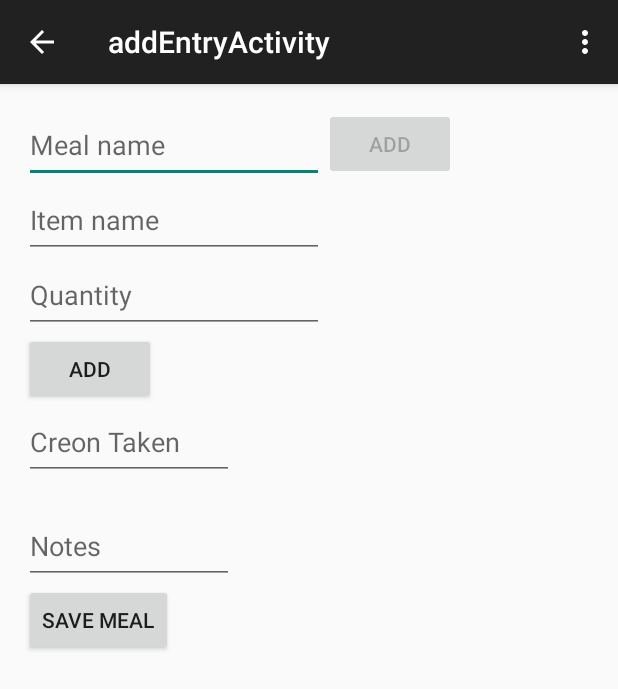
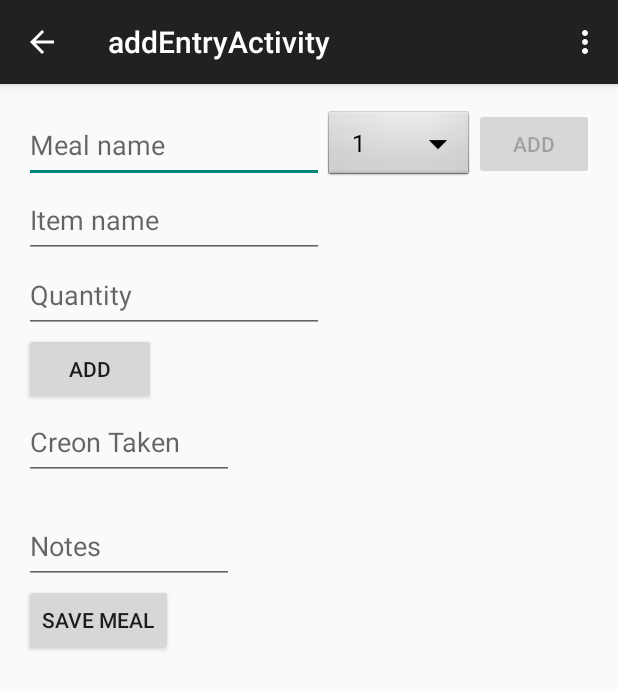
Before and after one commit to lukeboland1/FYP, an Android app: the addEntryActivity screen opened directly, with no data from a screen before it, after a tap on "SAVE MEAL", on a phone screen of 412 x 824 dp. Shown: the top 689 px of the screen. Run offline under Robolectric (Android 15) with nearby library versions, the light colour scheme and no system bars; 14 statements that could not run were skipped.

Commit message:
Quanbtity calculations

```diff
--- a/app/src/main/java/com/luke/fyp/Combination.java
+++ b/app/src/main/java/com/luke/fyp/Combination.java
@@ -42,11 +42,9 @@ public class Combination extends Component {
     public double getFat()
     {
         double num = 0;
-        Log.d("FAT", ""+components.size());
         for(int i = 0; components.size() > i; i++)
         {
             num += components.get(i).getTotalFat();
-            Log.d("FAT", components.get(i).getName() + " " + components.get(i).getQuantity() + " " + components.get(i).getTotalFat());
         }
 
         return num;
--- a/app/src/main/java/com/luke/fyp/addEntryActivity.java
+++ b/app/src/main/java/com/luke/fyp/addEntryActivity.java
@@ -15,6 +15,7 @@ import android.widget.AutoCompleteTextView;
 import android.widget.Button;
 import android.widget.EditText;
 import android.widget.ListView;
+import android.widget.Spinner;
 import android.widget.TextView;
 import android.widget.Toast;
 
@@ -38,6 +39,7 @@ public class addEntryActivity extends AppCompatActivity  implements TextWatcher
     private TextView suggestedCreon;
     private double entryFat;
     private User u;
+    private String qa;
 
     @Override
     protected void onCreate(Bundle savedInstanceState) {
@@ -54,13 +56,61 @@ public class addEntryActivity extends AppCompatActivity  implements TextWatcher
         b.setEnabled(false);
         component1 = null;
         combination1 = null;
+        qa = "1";
         entryFat = 0;
         m = new ArrayList<>();
+        String[] items = {"1","1/2","1/3","1/4","1/5","1/6","1/8"};
+        Spinner dropdown = (Spinner)findViewById(R.id.spinnerFraction);
+        ArrayAdapter<String> adapter = new ArrayAdapter<String>(addEntryActivity.this, android.R.layout.simple_spinner_dropdown_item, items);
+        dropdown.setAdapter(adapter);
+        dropdown.setOnItemSelectedListener(new AdapterView.OnItemSelectedListener() {
+
+            @Override
+            public void onItemSelected(AdapterView<?> arg0, View arg1,
+                                       int arg2, long arg3) {
+                String item =(String) arg0.getItemAtPosition(arg2);
+                qa = item;
+                setQuantity();
+
+            }
+
+            @Override
+            public void onNothingSelected(AdapterView<?> arg0) {
+
+
+            }
+        });
 
         MyApp myapp = ((MyApp)getApplicationContext());
         u = myapp.getUser();
         new getComponentsAndCombinations().execute();
 
+
+    }
+
+    public void setQuantity()
+    {
+        if(combination1 == null)
+        {
+            Toast.makeText(addEntryActivity.this, "Please select meal first", Toast.LENGTH_SHORT).show();
+        }
+        else {
+            if (qa.equals("1")) {
+                combination1.setQuantity(1);
+            } else if (qa.equals("1/2")) {
+                combination1.setQuantity(0.5);
+            } else if (qa.equals("1/4")) {
+                combination1.setQuantity(0.25);
+            } else if (qa.equals("1/3")) {
+                combination1.setQuantity(0.33333);
+            } else if (qa.equals("1/5")) {
+                combination1.setQuantity(0.2);
+            } else if (qa.equals("1/6")) {
+                combination1.setQuantity(0.1666666);
+            } else if (qa.equals("1/8")) {
+                combination1.setQuantity(0.125);
+            }
+        }
 
     }
 
@@ -104,6 +154,7 @@ public class addEntryActivity extends AppCompatActivity  implements TextWatcher
                         combination1 = combinations.get(i);
                         found = true;
                         b.setEnabled(true);
+                        setQuantity();
                     }
                 }
 
@@ -226,9 +277,8 @@ public class addEntryActivity extends AppCompatActivity  implements TextWatcher
             myAutoComplete1.setEnabled(false);
             b.setEnabled(false);
             entryFat += combination1.getFat();
-            Toast.makeText(addEntryActivity.this, ""+combination1.getFat(), Toast.LENGTH_SHORT).show();
             double cb = (entryFat / u.getFatPerCreon());
-            suggestedCreon.setText("Suggested Creon = " + cb);
+            suggestedCreon.setText("Suggested Creon = " + Math.round(cb*combination1.getQuantity()));
         }
     }
 
@@ -238,13 +288,13 @@ public class addEntryActivity extends AppCompatActivity  implements TextWatcher
         if (component1 == null) {
 
         } else {
-            component1.setQuantity(Integer.parseInt(quantity.getText().toString()));
+            component1.setQuantity(Double.parseDouble(quantity.getText().toString()));
             m.add(component1);
             //populateListView();
             quantity.setText("");
             entryFat += component1.getTotalFat();
             double cr = (entryFat / u.getFatPerCreon());
-            suggestedCreon.setText("Suggested Creon = " + cr);
+            suggestedCreon.setText("Suggested Creon = " + Math.round(cr));
 
 
         }
@@ -266,7 +316,7 @@ public class addEntryActivity extends AppCompatActivity  implements TextWatcher
 
         }
         else{
-            db.addEntryCombination(id, combination1.getID());
+            db.addEntryCombination(id, combination1.getID(), combination1.getQuantity());
         }
 
         for(int i = 0; i < m.size(); i++)
@@ -278,6 +328,8 @@ public class addEntryActivity extends AppCompatActivity  implements TextWatcher
         creon.setText("");
         notes.setText("");
         myAutoComplete1.clearListSelection();
+        populateListView();
+        suggestedCreon.setText("");
     }
 
 
--- a/app/src/main/res/layout/activity_add_combination.xml
+++ b/app/src/main/res/layout/activity_add_combination.xml
@@ -23,7 +23,7 @@
 
     <EditText
         android:id="@+id/quantity"
-        android:inputType="number"
+        android:inputType="numberDecimal"
         android:layout_width="200dp"
         android:layout_height="50dp"
         android:layout_below="@id/myautocomplete1"
--- a/app/src/main/res/layout/activity_add_entry.xml
+++ b/app/src/main/res/layout/activity_add_entry.xml
@@ -14,14 +14,23 @@
         android:hint="Meal name"
         />
 
+    <Spinner
+        android:id="@+id/spinnerFraction"
+        android:layout_width="100dp"
+        android:layout_height="50dp"
+        android:layout_toRightOf="@+id/autoMealName"
+        android:layout_toEndOf="@+id/autoMealName"
+        android:background="@android:drawable/btn_dropdown"
+        android:spinnerMode="dropdown" />
+
     <Button
         android:layout_width="wrap_content"
         android:layout_height="wrap_content"
         android:layout_centerHorizontal="true"
         android:text="Add"
         android:id="@+id/addMealToEntry"
-        android:layout_toRightOf="@+id/autoMealName"
-        android:layout_toEndOf="@+id/autoMealName"
+        android:layout_toRightOf="@+id/spinnerFraction"
+        android:layout_toEndOf="@+id/spinnerFraction"
         android:onClick="addMealToEntry"/>
 
 
@@ -35,7 +44,7 @@
 
     <EditText
         android:id="@+id/quantityTaken"
-        android:inputType="number"
+        android:inputType="numberDecimal"
         android:layout_width="200dp"
         android:layout_height="50dp"
         android:layout_below="@id/autoComponentName"
```
Also changed, not shown: app/src/main/java/com/luke/fyp/Component.java (+4 -4 lines), app/src/main/java/com/luke/fyp/DatabaseAccess.java (+15 -13 lines).
